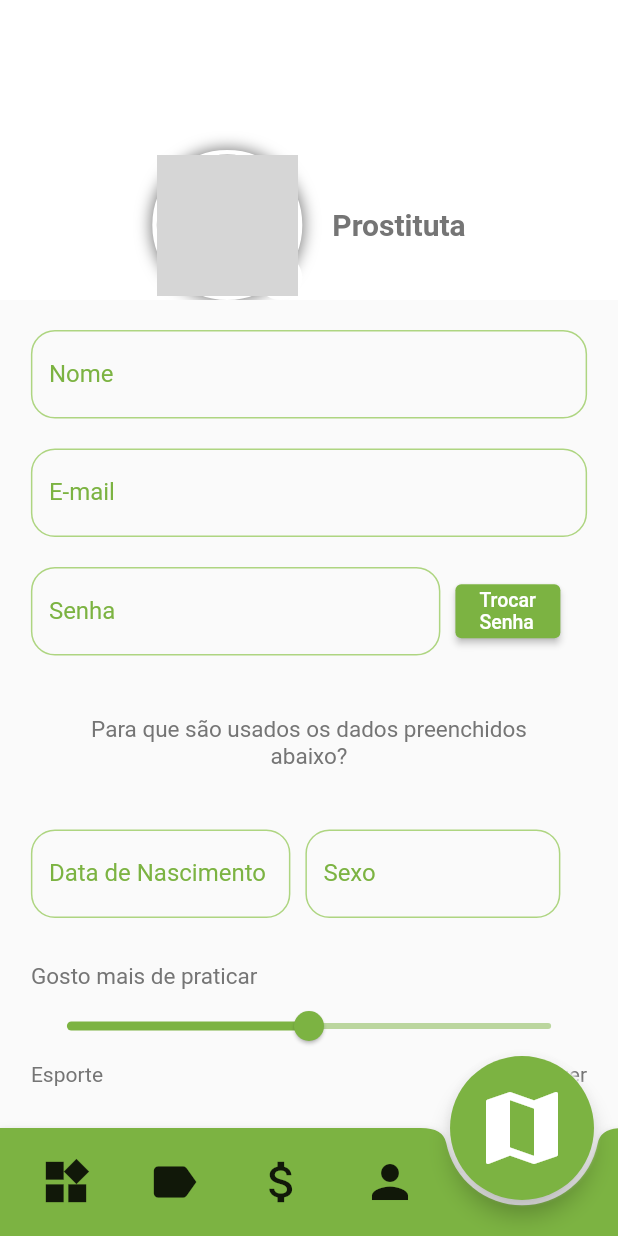
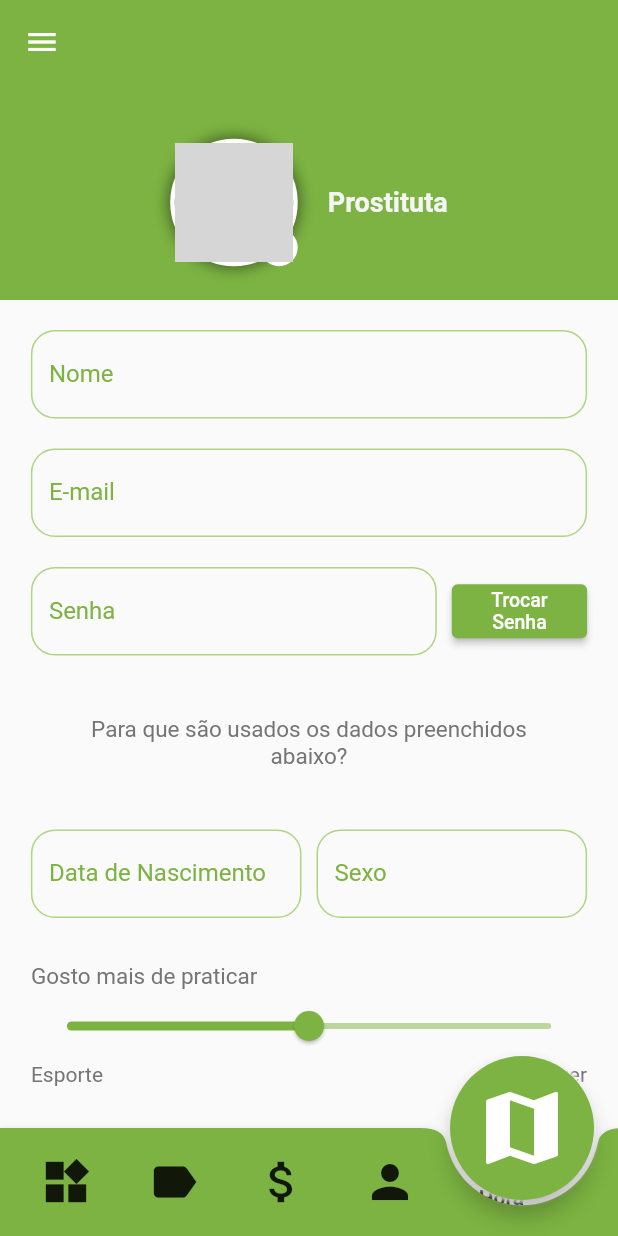
Before and after one commit to Viserion77/Digital-Park, a Flutter app: the UserPage screen opened by its route, on a phone screen of 412 x 824 dp. Run offline on Flutter 3.47's test engine with Material 2 defaults, Android fonts, the phone set to English and light mode, and no system bars; our stand-ins replace cloud_firestore, firebase_auth, firebase_core, font_awesome_flutter, google_sign_in, sqflite; accounts and stored records are empty; network calls fail; grey boxes are pictures that could not be loaded.

Commit message:
Update user.dart

```diff
--- a/lib/screens/user/user.dart
+++ b/lib/screens/user/user.dart
@@ -4,6 +4,8 @@ import 'package:flutter/material.dart';
 import 'package:font_awesome_flutter/font_awesome_flutter.dart';
 
 class UserPage extends StatefulWidget {
+  const UserPage({Key? key}) : super(key: key);
+
   @override
   State<UserPage> createState() => _UserPageState();
 }
@@ -16,13 +18,14 @@ class _UserPageState extends State<UserPage> {
       body: CustomScrollView(
         slivers: [
           SliverAppBar(
+            pinned: true,
             backgroundColor: Theme.of(context).primaryColor,
             expandedHeight: 200,
             flexibleSpace: FlexibleSpaceBar(
               background: Container(
-                color: Colors.white,
-                child: Padding(
-                  padding: const EdgeInsets.only(top: 100.0),
+                margin: const EdgeInsets.only(top: 70),
+                alignment: Alignment.center,
+                color: Theme.of(context).primaryColor,
                 child: Row(
                   crossAxisAlignment: CrossAxisAlignment.center,
                   mainAxisAlignment: MainAxisAlignment.center,
@@ -31,8 +34,7 @@ class _UserPageState extends State<UserPage> {
                       children: [
                         Container(
                           decoration: BoxDecoration(
-                                border:
-                                    Border.all(color: Colors.white, width: 3),
+                              border: Border.all(color: Colors.white, width: 3),
                               borderRadius: BorderRadius.circular(50),
                               boxShadow: [
                                 BoxShadow(
@@ -41,8 +43,8 @@ class _UserPageState extends State<UserPage> {
                                   blurRadius: 8, // changes position of shadow
                                 ),
                               ]),
-                            width: 100,
-                            height: 100,
+                          width: 85,
+                          height: 85,
                           child: ClipRRect(
                               borderRadius: BorderRadius.circular(50),
                               child: Image.network(
@@ -52,32 +54,30 @@ class _UserPageState extends State<UserPage> {
                         ),
                         Container(
                           alignment: Alignment.bottomRight,
-                            width: 100,
-                            height: 100,
+                          width: 85,
+                          height: 85,
                           child: Container(
-                              width: 30,
-                              height: 30,
+                            width: 25,
+                            height: 25,
                             decoration: BoxDecoration(
                                 borderRadius: BorderRadius.circular(50),
                                 color: Colors.white),
-                              child: Icon(
+                            child: const Icon(
                               FontAwesomeIcons.google,
-                                size: 20,
+                              size: 18,
                               color: Colors.redAccent,
                             ),
                           ),
                         ),
                       ],
                     ),
-                      SizedBox(
-                        width: 20,
-                      ),
+                    const SizedBox(width: 20),
                     Text(
                       'Prostituta',
                       style: TextStyle(
                         fontWeight: FontWeight.bold,
-                          color: Colors.grey.shade600,
-                          fontSize: 20,
+                        color: Colors.grey.shade100,
+                        fontSize: 18,
                       ),
                     ),
                   ],
@@ -85,47 +85,37 @@ class _UserPageState extends State<UserPage> {
               ),
             ),
           ),
-          ),
           SliverToBoxAdapter(
               child: Container(
-            height: 2000,
+            margin: const EdgeInsets.only(bottom: 70),
             child: FractionallySizedBox(
               widthFactor: 0.9,
               child: Column(
                 children: [
-                  SizedBox(
-                    height: 20,
-                  ),
+                  const SizedBox(height: 20),
                   TextInput(
                     label: 'Nome',
                     controller: TextEditingController(),
                   ),
-                  SizedBox(
-                    height: 20,
+                  const SizedBox(height: 20),
+                  TextInput(
+                    controller: TextEditingController(),
+                    label: 'E-mail',
                   ),
-                  TextInput(
-                    label: 'E-mail',
-                    controller: TextEditingController(),
-                  ),
-                  SizedBox(
-                    height: 20,
-                  ),
+                  const SizedBox(height: 20),
                   Row(
                     children: [
-                      Container(
-                        alignment: Alignment.center,
+                      Flexible(
+                        flex: 3,
                         child: TextInput(
+                          controller: TextEditingController(),
                           label: 'Senha',
-                          controller: TextEditingController(),
                         ),
-                        width: 273,
                       ),
-                      SizedBox(
-                        width: 10,
-                      ),
-                      Container(
-                        alignment: Alignment.center,
-                        width: 70,
+                      const SizedBox(width: 10),
+                      Flexible(
+                        fit: FlexFit.tight,
+                        flex: 1,
                         child: ElevatedButton(
                           style: ButtonStyle(
                             alignment: Alignment.center,
@@ -133,8 +123,9 @@ class _UserPageState extends State<UserPage> {
                                 Theme.of(context).primaryColor),
                           ),
                           onPressed: () {},
-                          child: Text(
+                          child: const Text(
                             'Trocar Senha',
+                            textAlign: TextAlign.center,
                             style: TextStyle(fontSize: 13),
                           ),
                         ),
@@ -142,7 +133,7 @@ class _UserPageState extends State<UserPage> {
                     ],
                   ),
                   Padding(
-                    padding: EdgeInsets.all(40),
+                    padding: const EdgeInsets.all(40),
                     child: Text(
                       'Para que são usados os dados preenchidos abaixo?',
                       textAlign: TextAlign.center,
@@ -152,28 +143,22 @@ class _UserPageState extends State<UserPage> {
                   ),
                   Row(
                     children: [
-                      SizedBox(
-                        width: 173,
+                      Flexible(
                         child: TextInput(
+                          controller: TextEditingController(),
                           label: 'Data de Nascimento',
-                          controller: TextEditingController(),
                         ),
                       ),
-                      SizedBox(
-                        width: 10,
-                      ),
-                      SizedBox(
-                        width: 170,
+                      const SizedBox(width: 10),
+                      Flexible(
                         child: TextInput(
+                          controller: TextEditingController(),
                           label: 'Sexo',
-                          controller: TextEditingController(),
                         ),
                       ),
                     ],
                   ),
-                  SizedBox(
-                    height: 30,
-                  ),
+                  const SizedBox(height: 30),
                   Align(
                     alignment: Alignment.centerLeft,
                     child: Text(
@@ -220,9 +205,7 @@ class _UserPageState extends State<UserPage> {
                       )
                     ],
                   ),
-                  SizedBox(
-                    height: 30,
-                  ),
+                  const SizedBox(height: 30),
                   Align(
                     alignment: Alignment.centerLeft,
                     child: Text(
@@ -232,38 +215,36 @@ class _UserPageState extends State<UserPage> {
                           TextStyle(color: Colors.grey.shade600, fontSize: 15),
                     ),
                   ),
-                  SizedBox(
-                    height: 10,
-                  ),
+                  const SizedBox(height: 10),
                   Container(
                     color: Colors.white,
                     child: Table(
                       columnWidths: const <int, TableColumnWidth>{
-                        0: FixedColumnWidth(180),
-                        1: FixedColumnWidth(40),
-                        2: FixedColumnWidth(150),
+                        0: FlexColumnWidth(),
+                        1: FlexColumnWidth(),
+                        2: FlexColumnWidth(),
                       },
                       defaultVerticalAlignment:
                           TableCellVerticalAlignment.middle,
-                      children: <TableRow>[
+                      children: const <TableRow>[
                         TableRow(
                           children: <Widget>[
                             Padding(
-                              padding: const EdgeInsets.all(8.0),
+                              padding: EdgeInsets.all(8.0),
                               child: Text(
                                 'Produto',
                                 style: TextStyle(fontWeight: FontWeight.bold),
                               ),
                             ),
                             Padding(
-                              padding: const EdgeInsets.all(8.0),
+                              padding: EdgeInsets.all(8.0),
                               child: Text(
                                 'Qtd',
                                 style: TextStyle(fontWeight: FontWeight.bold),
                               ),
                             ),
                             Padding(
-                              padding: const EdgeInsets.all(8.0),
+                              padding: EdgeInsets.all(8.0),
                               child: Text(
                                 'Data e Hora',
                                 style: TextStyle(fontWeight: FontWeight.bold),
@@ -272,26 +253,26 @@ class _UserPageState extends State<UserPage> {
                           ],
                         ),
                         TableRow(
-                          decoration: const BoxDecoration(
+                          decoration: BoxDecoration(
                             color: Colors.grey,
                           ),
                           children: <Widget>[
                             Padding(
-                              padding: const EdgeInsets.all(8.0),
+                              padding: EdgeInsets.all(8.0),
                               child: Text(
                                 'Lacraia morta',
                                 style: TextStyle(fontSize: 13),
                               ),
                             ),
                             Padding(
-                              padding: const EdgeInsets.all(8.0),
+                              padding: EdgeInsets.all(8.0),
                               child: Text(
                                 '40',
                                 style: TextStyle(fontSize: 13),
                               ),
                             ),
                             Padding(
-                              padding: const EdgeInsets.all(8.0),
+                              padding: EdgeInsets.all(8.0),
                               child: Text(
                                 '24/04/2024 às 04:24',
                                 style: TextStyle(fontSize: 13),
```
Lines whose indentation alone changed are shown as unchanged.
